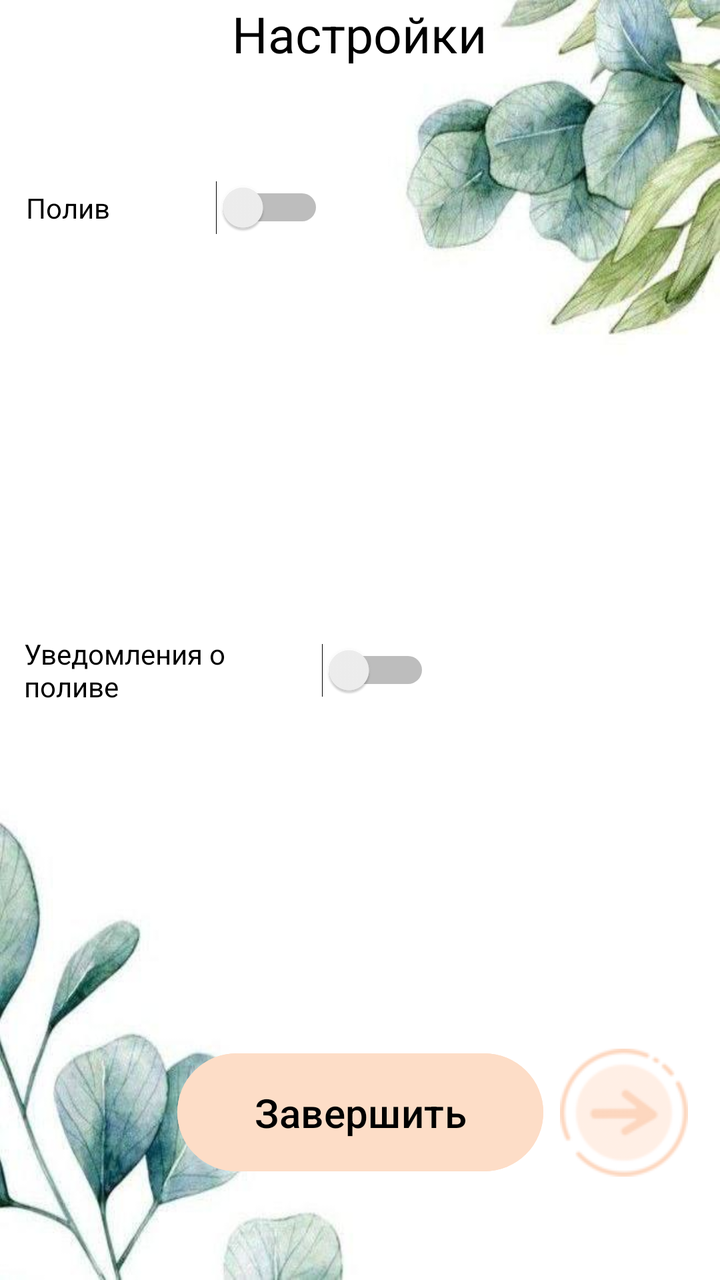
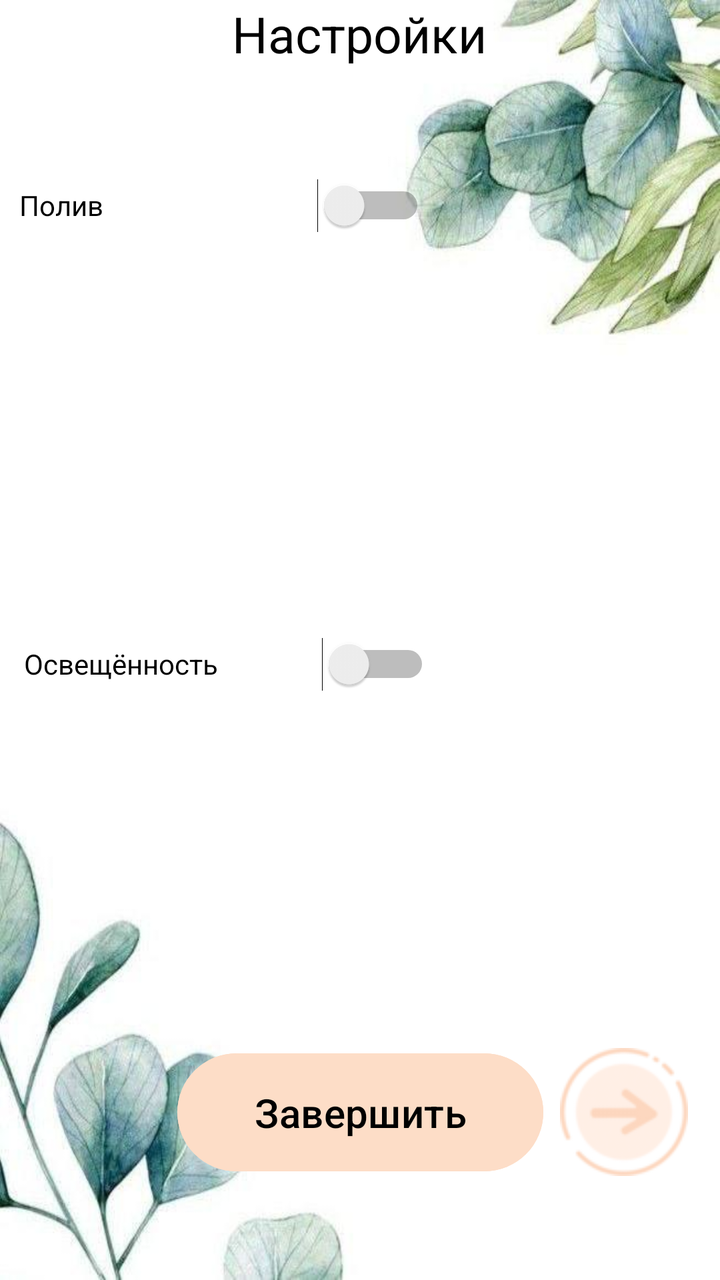

An Android layout rendered at two revisions. The XML below is the earlier revision; the diff shows what the commit changed to produce the second picture.
<!-- AndroidManifest.xml: application theme Theme.Plant_care -->
<!-- res/layout/activity_main_activityreadyscript.xml -->
<?xml version="1.0" encoding="utf-8"?>
<androidx.constraintlayout.widget.ConstraintLayout xmlns:android="http://schemas.android.com/apk/res/android"
    xmlns:app="http://schemas.android.com/apk/res-auto"
    xmlns:tools="http://schemas.android.com/tools"
    android:id="@+id/main"
    android:layout_width="match_parent"
    android:layout_height="match_parent"
    android:background="@drawable/a"
    tools:context=".MainActivityreadyscript">

    <TextView
        android:id="@+id/textView8"
        android:layout_width="324dp"
        android:layout_height="64dp"
        android:text="Настройки"
        android:textAlignment="center"
        android:textColor="@color/black"
        android:textSize="25sp"
        app:layout_constraintBottom_toBottomOf="parent"
        app:layout_constraintEnd_toEndOf="parent"
        app:layout_constraintHorizontal_bias="0.494"
        app:layout_constraintStart_toStartOf="parent"
        app:layout_constraintTop_toTopOf="parent"
        app:layout_constraintVertical_bias="0.0" />

    <Switch
        android:id="@+id/switch2"
        android:layout_width="149dp"
        android:layout_height="49dp"
        android:text="Полив"
        android:textColor="@color/black"
        app:layout_constraintBottom_toBottomOf="parent"
        app:layout_constraintEnd_toEndOf="parent"
        app:layout_constraintHorizontal_bias="0.061"
        app:layout_constraintStart_toStartOf="parent"
        app:layout_constraintTop_toTopOf="parent"
        app:layout_constraintVertical_bias="0.134" />

    <Switch
        android:id="@+id/switch3"
        android:layout_width="203dp"
        android:layout_height="46dp"
        android:text="Уведомления о поливе"
        android:textColor="@color/black"
        app:layout_constraintBottom_toBottomOf="parent"
        app:layout_constraintEnd_toEndOf="parent"
        app:layout_constraintHorizontal_bias="0.076"
        app:layout_constraintStart_toStartOf="parent"
        app:layout_constraintTop_toTopOf="parent"
        app:layout_constraintVertical_bias="0.525" />

    <TextView
        android:id="@+id/textView13"
        android:layout_width="410dp"
        android:layout_height="132dp"
        app:layout_constraintBottom_toBottomOf="parent"
        app:layout_constraintEnd_toEndOf="parent"
        android:visibility="gone"
        android:textColor="@color/black"
        app:layout_constraintHorizontal_bias="0.0"
        app:layout_constraintStart_toStartOf="parent"
        app:layout_constraintTop_toTopOf="parent"
        app:layout_constraintVertical_bias="0.237" />

    <TextView
        android:id="@+id/textView10"
        android:layout_width="397dp"
        android:layout_height="98dp"
        android:textColor="@color/black"
        app:layout_constraintBottom_toBottomOf="parent"
        app:layout_constraintEnd_toEndOf="parent"
        app:layout_constraintStart_toStartOf="parent"
        android:visibility="gone"
        app:layout_constraintTop_toBottomOf="@+id/textView8"
        app:layout_constraintVertical_bias="0.586" />


    <EditText
        android:id="@+id/editTextText2"
        android:layout_width="121dp"
        android:layout_height="43dp"
        android:ems="10"
        android:inputType="text"
        android:textColor="@color/black"
        app:layout_constraintBottom_toBottomOf="parent"
        app:layout_constraintEnd_toEndOf="parent"
        app:layout_constraintHorizontal_bias="0.303"
        app:layout_constraintStart_toStartOf="parent"
        android:visibility="gone"
        app:layout_constraintTop_toBottomOf="@+id/switch2"
        app:layout_constraintVertical_bias="0.244" />

    <EditText
        android:id="@+id/editTextText4"
        android:layout_width="119dp"
        android:layout_height="42dp"
        android:ems="10"
        android:inputType="text"
        android:textColor="@color/black"
        app:layout_constraintBottom_toBottomOf="parent"
        app:layout_constraintEnd_toEndOf="parent"
        app:layout_constraintHorizontal_bias="0.303"
        app:layout_constraintStart_toStartOf="parent"
        android:visibility="gone"
        app:layout_constraintTop_toBottomOf="@+id/switch2"
        app:layout_constraintVertical_bias="0.647" />

    <EditText
        android:id="@+id/editTextText6"
        android:layout_width="119dp"
        android:layout_height="42dp"
        android:textColor="@color/black"
        android:ems="10"
        android:inputType="text"
        app:layout_constraintBottom_toBottomOf="parent"
        app:layout_constraintEnd_toEndOf="parent"
        app:layout_constraintHorizontal_bias="0.303"
        app:layout_constraintStart_toStartOf="parent"
        android:visibility="gone"
        app:layout_constraintTop_toBottomOf="@+id/switch2"
        app:layout_constraintVertical_bias="0.722" />

    <EditText
        android:id="@+id/editTextText3"
        android:layout_width="121dp"
        android:layout_height="43dp"
        android:ems="10"
        android:inputType="text"
        android:textColor="@color/black"
        app:layout_constraintBottom_toBottomOf="parent"
        app:layout_constraintEnd_toEndOf="parent"
        app:layout_constraintHorizontal_bias="0.303"
        app:layout_constraintStart_toStartOf="parent"
        android:visibility="gone"
        app:layout_constraintTop_toBottomOf="@+id/switch2"
        app:layout_constraintVertical_bias="0.327" />

    <TextView
        android:id="@+id/textView6"
        android:layout_width="86dp"
        android:textColor="@color/black"
        android:layout_height="42dp"
        app:layout_constraintBottom_toBottomOf="parent"
        app:layout_constraintEnd_toEndOf="parent"
        android:visibility="gone"
        app:layout_constraintHorizontal_bias="0.006"
        app:layout_constraintStart_toStartOf="parent"
        app:layout_constraintTop_toBottomOf="@+id/switch2"
        app:layout_constraintVertical_bias="0.229" />

    <TextView
        android:id="@+id/textView11"
        android:layout_width="100dp"
        android:layout_height="44dp"
        android:textColor="@color/black"
        app:layout_constraintBottom_toBottomOf="parent"
        app:layout_constraintEnd_toEndOf="parent"
        app:layout_constraintHorizontal_bias="0.0"
        android:visibility="gone"
        app:layout_constraintStart_toStartOf="parent"
        app:layout_constraintTop_toBottomOf="@+id/switch2"
        app:layout_constraintVertical_bias="0.649" />

    <TextView
        android:id="@+id/textView14"
        android:layout_width="100dp"
        android:layout_height="40dp"
        android:textColor="@color/black"
        app:layout_constraintBottom_toBottomOf="parent"
        app:layout_constraintEnd_toEndOf="parent"
        app:layout_constraintHorizontal_bias="0.0"
        android:visibility="gone"
        app:layout_constraintStart_toStartOf="parent"
        app:layout_constraintTop_toBottomOf="@+id/switch2"
        app:layout_constraintVertical_bias="0.723" />

    <TextView
        android:id="@+id/textView9"
        android:layout_width="86dp"
        android:textColor="@color/black"
        android:layout_height="39dp"
        app:layout_constraintBottom_toBottomOf="parent"
        app:layout_constraintEnd_toEndOf="parent"
        app:layout_constraintHorizontal_bias="0.006"
        android:visibility="gone"
        app:layout_constraintStart_toStartOf="parent"
        app:layout_constraintTop_toBottomOf="@+id/switch2"
        app:layout_constraintVertical_bias="0.305" />

    <Button
        android:id="@+id/button5"
        android:layout_width="149dp"
        android:layout_height="74dp"
        android:backgroundTint="@color/reg_button_colour"
        android:text="Сохранить"
        android:textColor="@color/black"
        app:layout_constraintBottom_toBottomOf="parent"
        app:layout_constraintEnd_toEndOf="parent"
        app:layout_constraintHorizontal_bias="0.893"
        android:visibility="gone"
        app:layout_constraintStart_toStartOf="parent"
        app:layout_constraintTop_toTopOf="@+id/textView13"
        app:layout_constraintVertical_bias="0.247" />

    <Button
        android:id="@+id/button7"
        android:layout_width="149dp"
        android:layout_height="74dp"
        android:backgroundTint="@color/reg_button_colour"
        android:text="Сохранить"
        android:textColor="@color/black"
        app:layout_constraintBottom_toBottomOf="parent"
        app:layout_constraintEnd_toEndOf="parent"
        app:layout_constraintHorizontal_bias="0.893"
        app:layout_constraintStart_toStartOf="parent"
        android:visibility="gone"
        app:layout_constraintTop_toTopOf="parent"
        app:layout_constraintVertical_bias="0.768" />

    <Button
        android:id="@+id/button6"
        android:layout_width="183dp"
        android:layout_height="67dp"
        android:backgroundTint="@color/reg_button_colour"
        android:text="Завершить"
        android:textColor="@color/black"
        android:textColorHighlight="@color/black"
        android:textColorHint="@color/black"
        android:textColorLink="@color/black"
        android:textSize="20sp"
        app:layout_constraintBottom_toBottomOf="parent"
        app:layout_constraintEnd_toEndOf="parent"
        app:layout_constraintStart_toStartOf="parent"
        app:layout_constraintTop_toTopOf="parent"
        app:layout_constraintVertical_bias="0.912" />

    <ImageButton
        android:id="@+id/imageButton9"
        android:layout_width="69dp"
        android:layout_height="66dp"
        android:background="@null"
        android:src="@drawable/__1__1_"
        app:layout_constraintBottom_toBottomOf="parent"
        app:layout_constraintEnd_toEndOf="parent"
        app:layout_constraintHorizontal_bias="0.953"
        app:layout_constraintStart_toStartOf="parent"
        app:layout_constraintTop_toTopOf="parent"
        app:layout_constraintVertical_bias="0.912"
        app:srcCompat="@drawable/__1__1_" />

</androidx.constraintlayout.widget.ConstraintLayout>
<!-- resources referenced by this layout -->
<resources>
  <color name="black">#FF000000</color>
  <color name="reg_button_colour">#FDDDC7</color>
  <!-- drawable __1__1_: png bitmap (drawable, 2474 bytes) -->
  <!-- drawable a: jpg bitmap (drawable, 26657 bytes) -->
  <style name="Theme.Plant_care" parent="Base.Theme.Plant_care" />
  <style name="Base.Theme.Plant_care" parent="Theme.Material3.DayNight.NoActionBar">
          
          <item name="android:statusBarColor" tools:targetApi="l">@color/StatusBar_colour</item>
          
          
      </style>
  <color name="StatusBar_colour">#e7e9d4</color>
</resources>

<!-- the commit's change to res/layout/activity_main_activityreadyscript.xml (unified diff, before → after) -->
@@ -25,8 +25,8 @@
 
     <Switch
         android:id="@+id/switch2"
-        android:layout_width="149dp"
-        android:layout_height="49dp"
+        android:layout_width="203dp"
+        android:layout_height="46dp"
         android:text="Полив"
         android:textColor="@color/black"
         app:layout_constraintBottom_toBottomOf="parent"
@@ -40,14 +40,14 @@
         android:id="@+id/switch3"
         android:layout_width="203dp"
         android:layout_height="46dp"
-        android:text="Уведомления о поливе"
+        android:text="Освещённость"
         android:textColor="@color/black"
         app:layout_constraintBottom_toBottomOf="parent"
         app:layout_constraintEnd_toEndOf="parent"
         app:layout_constraintHorizontal_bias="0.076"
         app:layout_constraintStart_toStartOf="parent"
         app:layout_constraintTop_toTopOf="parent"
-        app:layout_constraintVertical_bias="0.525" />
+        app:layout_constraintVertical_bias="0.52" />
 
     <TextView
         android:id="@+id/textView13"
@@ -245,7 +245,7 @@
         app:layout_constraintHorizontal_bias="0.953"
         app:layout_constraintStart_toStartOf="parent"
         app:layout_constraintTop_toTopOf="parent"
-        app:layout_constraintVertical_bias="0.912"
+        app:layout_constraintVertical_bias="0.911"
         app:srcCompat="@drawable/__1__1_" />
 
 </androidx.constraintlayout.widget.ConstraintLayout>
